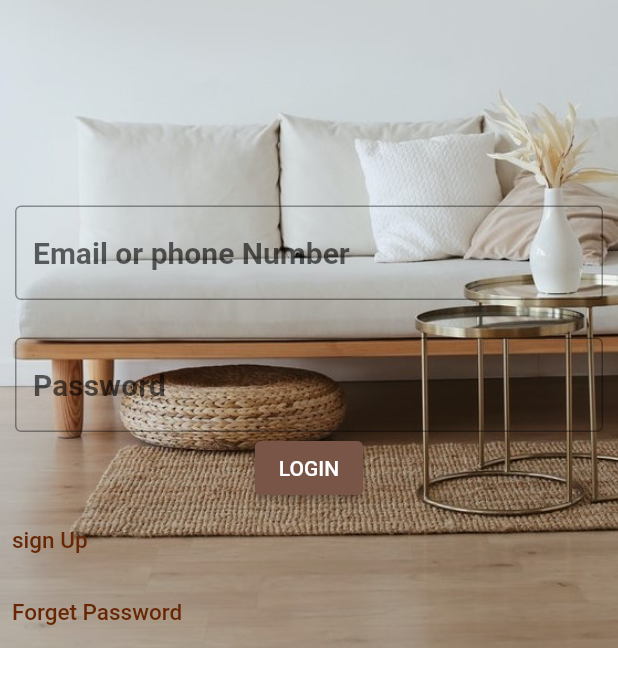
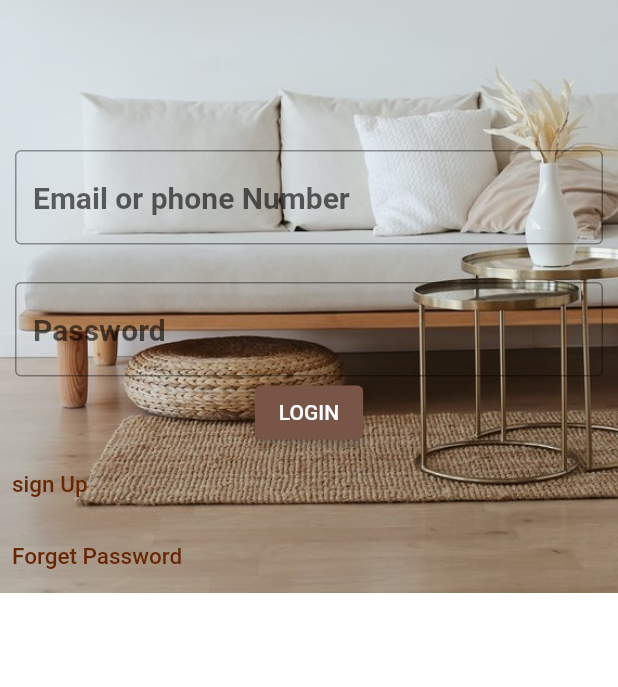
Before and after one commit to HarishmaTR/shehacks-furniture-app, a Flutter app: the screen it shows after launch, on a phone screen of 412 x 824 dp. Shown: the top 687 px of the screen. Run offline on Flutter 3.47's test engine with Material 2 defaults, Android fonts, the phone set to English and light mode, and no system bars.

Commit message:
Second commit

```diff
--- a/lib/furniture_app.dart
+++ b/lib/furniture_app.dart
@@ -29,7 +29,7 @@ class Furniture extends StatelessWidget {
               child: Column(
                 children: [
                   Container(
-                      padding: EdgeInsets.fromLTRB(10, 137, 10, 0),
+                      padding: EdgeInsets.fromLTRB(10, 100, 10, 0),
                       child: TextField(
                         style: TextStyle(
                             fontSize: 20, fontWeight: FontWeight.w700),
```
